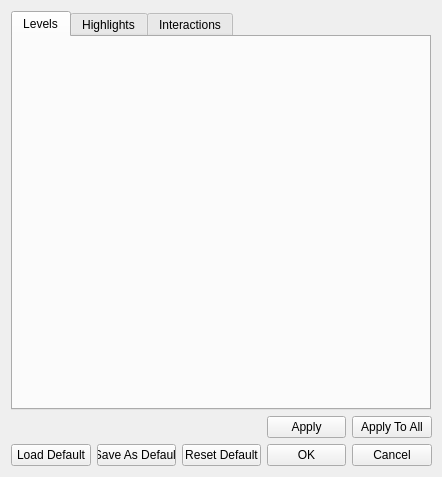
This is Applications/Spire/Source/BookView/BookViewPropertiesDialog.ui in spiretrading/nexus as Qt 5 draws it before an edit. The edited form follows.
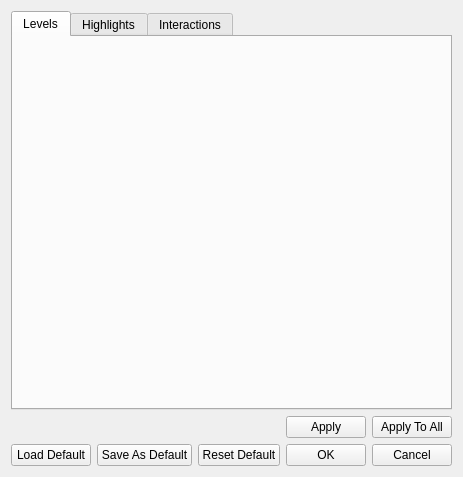
This is the edited form. Icons and pictures are not drawn. Custom widgets are drawn as their Qt base class.

Commit message: The BookViewWindow and BookViewPropertiesDialog have been rescaled to work with high DPI resolutions and scaling.

What changed in the file:
```diff
--- a/Applications/Spire/Source/BookView/BookViewPropertiesDialog.ui
+++ b/Applications/Spire/Source/BookView/BookViewPropertiesDialog.ui
@@ -13,16 +13,22 @@
     <height>477</height>
    </rect>
   </property>
+  <property name="sizePolicy">
+   <sizepolicy hsizetype="Fixed" vsizetype="Fixed">
+    <horstretch>0</horstretch>
+    <verstretch>0</verstretch>
+   </sizepolicy>
+  </property>
   <property name="minimumSize">
    <size>
-    <width>442</width>
-    <height>477</height>
+    <width>0</width>
+    <height>0</height>
    </size>
   </property>
   <property name="maximumSize">
    <size>
-    <width>442</width>
-    <height>477</height>
+    <width>16777215</width>
+    <height>16777215</height>
    </size>
   </property>
   <property name="windowTitle">
```
The commit also changes 4 other files.
